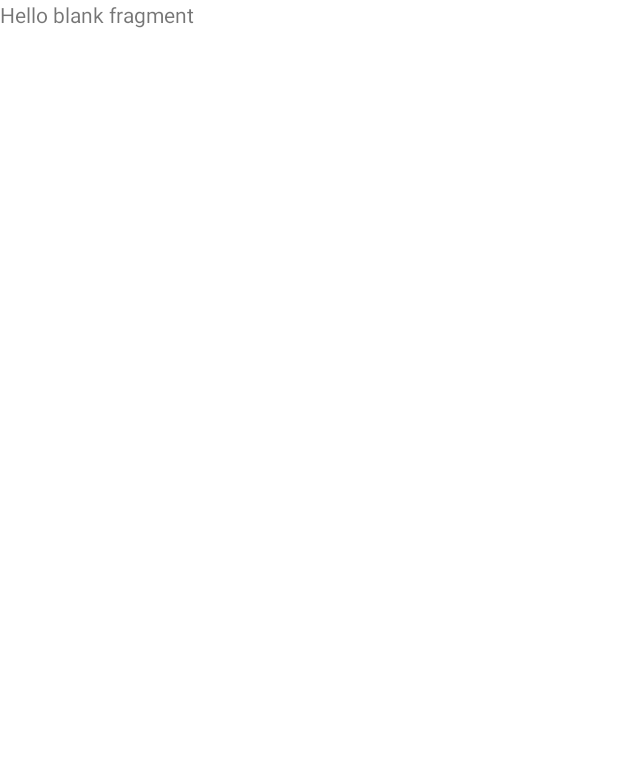
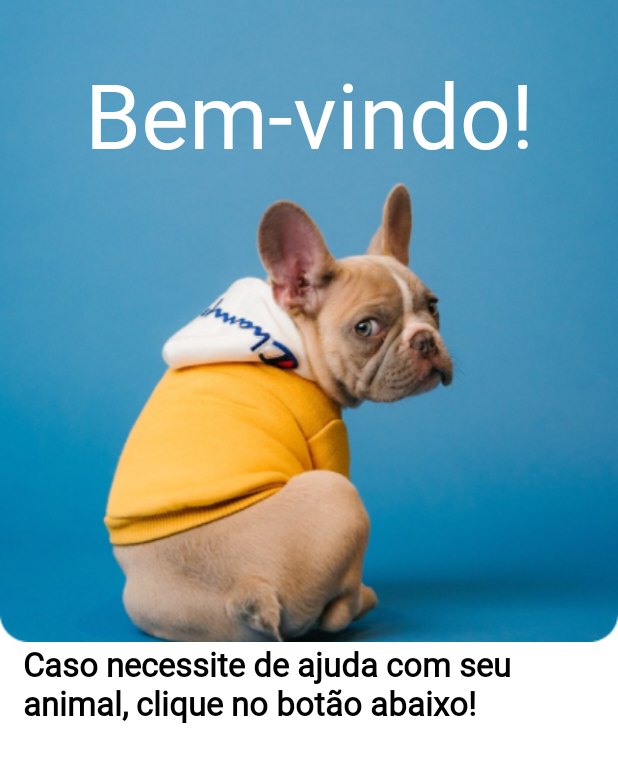
Before and after one commit to FelipeDourado0/PetSaver, an Android app: the screen it shows after launch (MainActivity), on a phone screen of 412 x 824 dp. Before the commit the part shown is almost empty. Shown: the top 762 px of the screen. Run offline under Robolectric (Android 15) with nearby library versions, the phone set to English and light mode, and no system bars; our stand-ins replace navigation-ui.

Commit message:
Pagina Bem-vindo Criada

```diff
--- /dev/null
+++ b/app/src/main/java/com/example/petsaver/BemVindoFragment.kt
@@ -0,0 +1,23 @@
+package com.example.petsaver
+
+import android.os.Bundle
+import androidx.fragment.app.Fragment
+import android.view.LayoutInflater
+import android.view.View
+import android.view.ViewGroup
+import com.example.petsaver.databinding.FragmentBemVindoBinding
+
+class BemVindoFragment : Fragment() {
+    private var _binding : FragmentBemVindoBinding? = null
+    private val binding get() = _binding!!
+
+    override fun onCreateView(
+        inflater: LayoutInflater,
+        container: ViewGroup?,
+        savedInstanceState: Bundle?
+    ): View? {
+        _binding = FragmentBemVindoBinding.inflate(inflater,container,false)
+
+        return binding.root
+    }
+}
--- /dev/null
+++ b/app/src/main/res/font/fonts.xml
@@ -0,0 +1,4 @@
+<?xml version="1.0" encoding="utf-8"?>
+<font-family xmlns:android="http://schemas.android.com/apk/res/android">
+
+</font-family>
--- /dev/null
+++ b/app/src/main/res/layout/fragment_bem_vindo.xml
@@ -0,0 +1,51 @@
+<?xml version="1.0" encoding="utf-8"?>
+<androidx.constraintlayout.widget.ConstraintLayout xmlns:android="http://schemas.android.com/apk/res/android"
+    xmlns:app="http://schemas.android.com/apk/res-auto"
+    xmlns:tools="http://schemas.android.com/tools"
+    android:layout_width="match_parent"
+    android:layout_height="match_parent"
+    tools:context=".BemVindoFragment">
+
+
+    <ImageView
+        android:id="@+id/background_bem_vindo_cachorro"
+        android:layout_width="match_parent"
+        android:layout_height="428dp"
+        android:scaleType="fitXY"
+        android:src="@drawable/bemvindoimg"
+        app:layout_constraintEnd_toEndOf="parent"
+        app:layout_constraintHorizontal_bias="0.0"
+        app:layout_constraintStart_toStartOf="parent"
+        app:layout_constraintTop_toTopOf="parent" />
+
+    <TextView
+        android:id="@+id/textView"
+        android:layout_width="wrap_content"
+        android:layout_height="wrap_content"
+        android:layout_marginTop="35dp"
+        android:fontFamily="@font/inter_extra_bold"
+        android:text="@string/bem_vindo"
+        android:textColor="@color/white"
+        android:textSize="60dp"
+        app:layout_constraintEnd_toEndOf="@+id/background_bem_vindo_cachorro"
+        app:layout_constraintStart_toStartOf="parent"
+        app:layout_constraintTop_toTopOf="parent" />
+
+    <TextView
+        android:id="@+id/texto_bem_vindo_caso_necessite"
+        android:layout_width="wrap_content"
+        android:layout_height="wrap_content"
+        android:fontFamily="@font/inter_medium"
+        android:lineSpacingExtra="0sp"
+        android:paddingLeft="15dp"
+        android:paddingRight="15dp"
+        android:text="@string/texto_Bem_vindo_caso_necessite_de_ajuda"
+        android:textAlignment="textStart"
+        android:textColor="@color/black"
+        android:textSize="22dp"
+        android:textStyle="bold"
+        app:layout_constraintEnd_toEndOf="@+id/background_bem_vindo_cachorro"
+        app:layout_constraintHorizontal_bias="0.0"
+        app:layout_constraintStart_toStartOf="parent"
+        app:layout_constraintTop_toBottomOf="@+id/background_bem_vindo_cachorro" />
+</androidx.constraintlayout.widget.ConstraintLayout>
--- a/app/src/main/res/navigation/nav_graph.xml
+++ b/app/src/main/res/navigation/nav_graph.xml
@@ -3,11 +3,20 @@
     xmlns:app="http://schemas.android.com/apk/res-auto"
     xmlns:tools="http://schemas.android.com/tools"
     android:id="@+id/nav_graph"
-    app:startDestination="@id/home2">
+    app:startDestination="@id/bemVindoFragment">
 
     <fragment
         android:id="@+id/home2"
         android:name="com.example.petsaver.HomeFragment"
         android:label="fragment_home"
         tools:layout="@layout/fragment_home" />
+    <fragment
+        android:id="@+id/bemVindoFragment"
+        android:name="com.example.petsaver.BemVindoFragment"
+        android:label="fragment_bem_vindo"
+        tools:layout="@layout/fragment_bem_vindo" >
+        <action
+            android:id="@+id/action_bemVindoFragment_to_home2"
+            app:destination="@id/home2" />
+    </fragment>
 </navigation>
--- a/app/src/main/res/values/strings.xml
+++ b/app/src/main/res/values/strings.xml
@@ -2,4 +2,6 @@
     <string name="app_name">PetSaver</string>
     <!-- TODO: Remove or change this placeholder text -->
     <string name="hello_blank_fragment">Hello blank fragment</string>
+    <string name="bem_vindo">Bem-vindo!</string>
+    <string name="texto_Bem_vindo_caso_necessite_de_ajuda">Caso necessite de ajuda com seu animal, clique no botão abaixo!</string>
 </resources>
```
Also changed, not shown: app/src/main/res/drawable/bemvindoimg.png (added).
